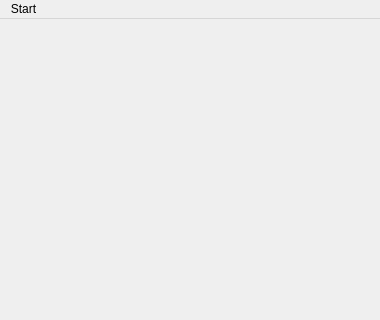
Above: mainwindow.ui from Maxhebda/SaperJoker before the change; both pictures show x 0 to 380 and y 0 to 320 of the 380 by 460 pixel window. Below: the same form after it.
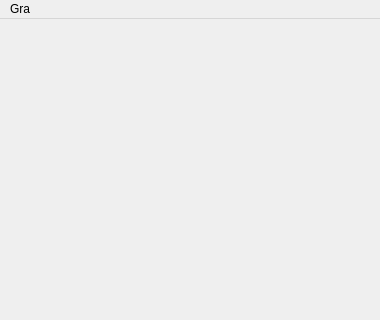
That is the form after the change.

```diff
--- a/mainwindow.ui
+++ b/mainwindow.ui
@@ -77,7 +77,7 @@
    </property>
    <widget class="QMenu" name="menuNowa_Gra">
     <property name="title">
-     <string>Start</string>
+     <string>Gra</string>
     </property>
     <addaction name="actionNew_Game"/>
    </widget>
```
Left out of the diff: 15 changed lines with no effect on the pictures.
